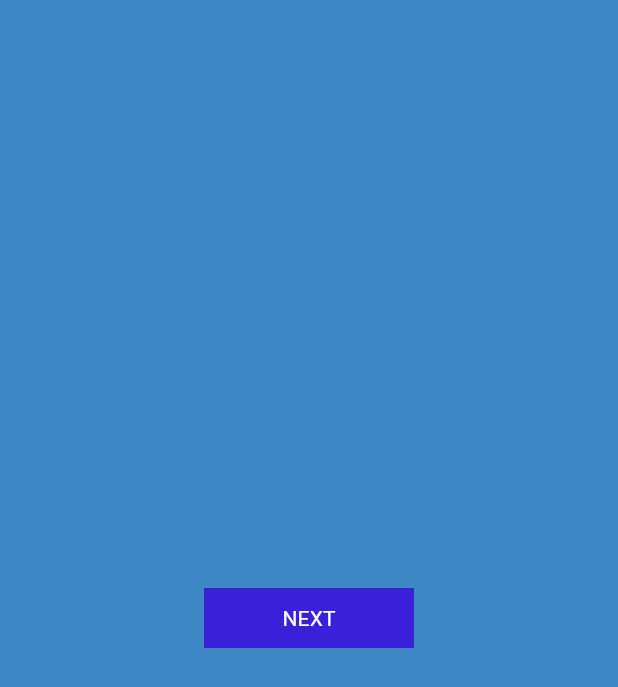
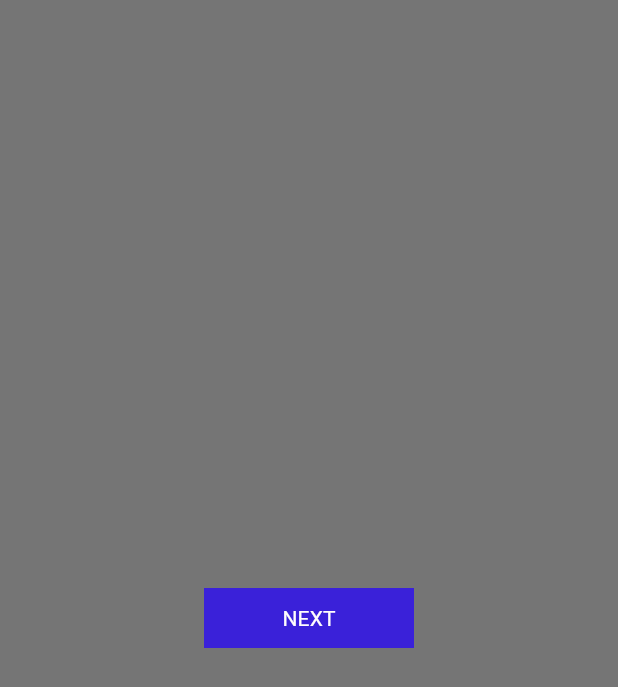
Before and after one commit to up2123205/fl_worksheet_2, a Flutter app: the screen it shows after launch, on a phone screen of 412 x 824 dp. Shown: the top 687 px of the screen. Run offline on Flutter 3.47's test engine with Material 3 defaults, Android fonts, the light colour scheme and no system bars; our stand-ins replace hive; accounts and stored records are empty.

Commit message:
change background color to black54 for improved contrast

```diff
--- a/lib/main.dart
+++ b/lib/main.dart
@@ -83,7 +83,7 @@ class MyFlutterState extends State<MyFlutterApp> {
   @override
   Widget build(BuildContext context) {
     return Scaffold(
-      backgroundColor: const Color(0xff3e87c5),
+      backgroundColor: Colors.black54,
       body: Align(
         alignment: Alignment.center,
         child: SizedBox(
```
